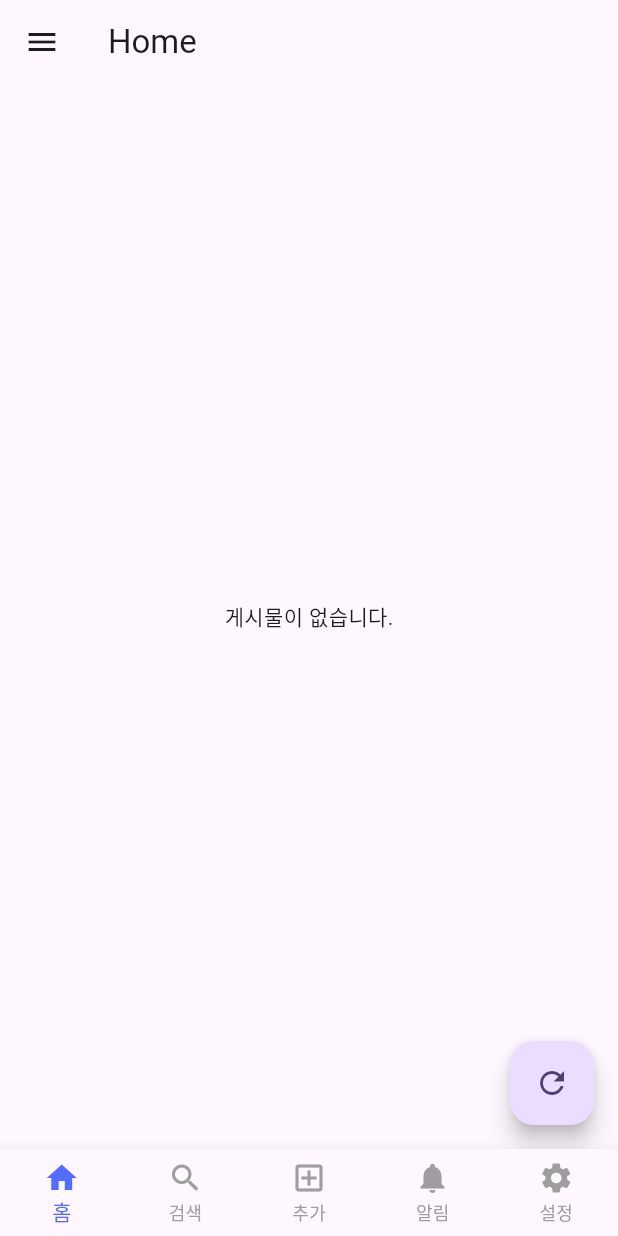
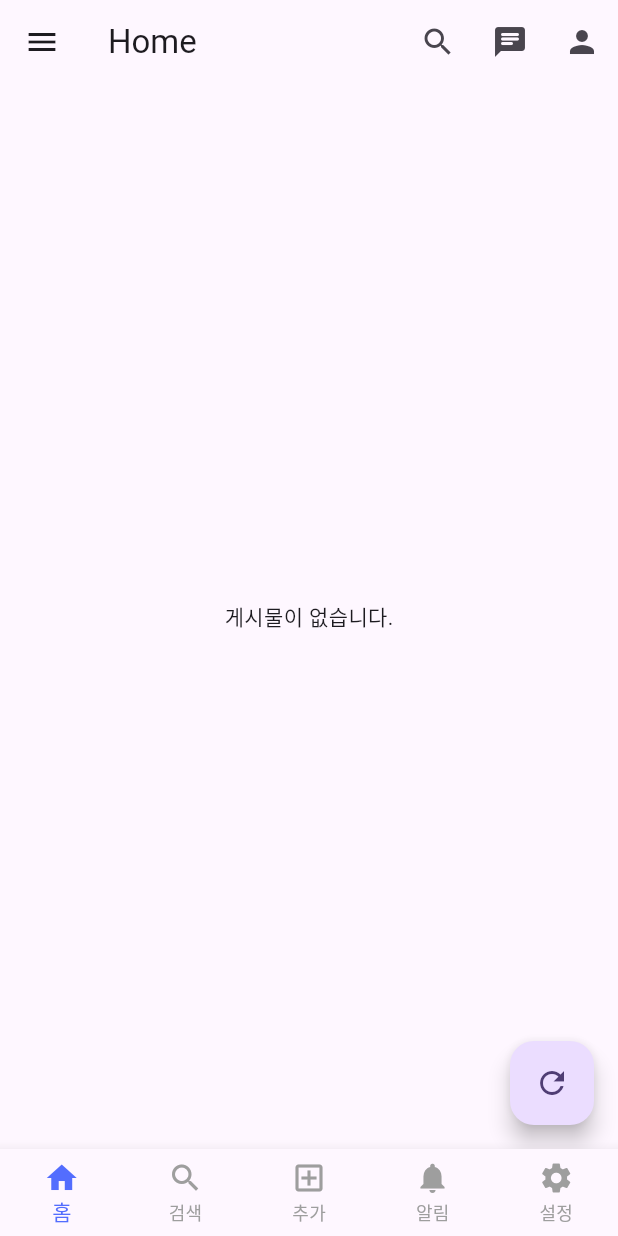
Before and after one commit to kumgold/blind-clone-flutter, a Flutter app: the screen it shows after launch, after a tap on the "refresh" icon, on a phone screen of 412 x 824 dp. Run offline on Flutter 3.47's test engine with Material 3 defaults, Android fonts, the phone set to English and light mode, and no system bars; our stand-ins replace equatable, firebase_core, firebase_database, flutter_bloc; accounts and stored records are empty.

Commit message:
📝 add search_screen
- init SearchScreen

```diff
--- a/blind-clone/lib/main.dart
+++ b/blind-clone/lib/main.dart
@@ -1,7 +1,8 @@
 import 'package:blind_clone_flutter/data/post_repository.dart';
-import 'package:blind_clone_flutter/firebase_options.dart';
 import 'package:blind_clone_flutter/ui/home/home_bloc.dart';
 import 'package:blind_clone_flutter/ui/home/home_screen.dart';
+import 'package:blind_clone_flutter/ui/search/search_bloc.dart';
+import 'package:blind_clone_flutter/ui/search/search_screen.dart';
 import 'package:firebase_core/firebase_core.dart';
 import 'package:flutter/material.dart';
 import 'package:flutter_bloc/flutter_bloc.dart';
@@ -9,7 +10,7 @@ import 'package:flutter_bloc/flutter_bloc.dart';
 void main() async {
   WidgetsFlutterBinding.ensureInitialized();
 
-  await Firebase.initializeApp(options: DefaultFirebaseOptions.currentPlatform);
+  await Firebase.initializeApp();
 
   runApp(const MyApp());
 }
@@ -47,6 +48,10 @@ class _MainPageState extends State<MainPage> {
     BlocProvider(
       create: (context) => HomeBloc(postRepository: PostRepository()),
       child: const HomeScreen(),
+    ),
+    BlocProvider(
+      create: (context) => SearchBloc(postRepository: PostRepository()),
+      child: const SearchScreen(),
     ),
     PlaceholderPage(pageTitle: '검색'),
     PlaceholderPage(pageTitle: '추가'),
--- a/blind-clone/lib/share/drawer_scaffold.dart
+++ b/blind-clone/lib/share/drawer_scaffold.dart
@@ -15,7 +15,14 @@ class DrawerScaffold extends StatelessWidget {
   @override
   Widget build(BuildContext context) {
     return Scaffold(
-      appBar: AppBar(title: Text(title)),
+      appBar: AppBar(
+        title: Text(title),
+        actions: [
+          IconButton(onPressed: () => {}, icon: Icon(Icons.search)),
+          IconButton(onPressed: () => {}, icon: Icon(Icons.chat_rounded)),
+          IconButton(onPressed: () => {}, icon: Icon(Icons.person)),
+        ],
+      ),
       drawer: Drawer(
         child: ListView(
           children: [
--- /dev/null
+++ b/blind-clone/lib/ui/search/search_bloc.dart
@@ -0,0 +1,19 @@
+import 'package:blind_clone_flutter/data/post_repository.dart';
+import 'package:blind_clone_flutter/ui/search/search_state.dart';
+import 'package:equatable/equatable.dart';
+import 'package:flutter_bloc/flutter_bloc.dart';
+
+abstract class SearchEvent extends Equatable {
+  const SearchEvent();
+
+  @override
+  List<Object> get props => [];
+}
+
+class SearchBloc extends Bloc<SearchEvent, SearchState> {
+  final PostRepository _postRepository;
+
+  SearchBloc({required PostRepository postRepository})
+    : _postRepository = postRepository,
+      super(SearchLoading());
+}
--- /dev/null
+++ b/blind-clone/lib/ui/search/search_state.dart
@@ -0,0 +1,31 @@
+import 'package:blind_clone_flutter/data/post.dart';
+import 'package:equatable/equatable.dart';
+
+abstract class SearchState extends Equatable {
+  const SearchState();
+
+  @override
+  List<Object> get props => [];
+}
+
+class SearchInitial extends SearchState {}
+
+class SearchLoading extends SearchState {}
+
+class SearchResult extends SearchState {
+  final List<Post> posts;
+
+  const SearchResult({required this.posts});
+
+  @override
+  List<Object> get props => [posts];
+}
+
+class SearchError extends SearchState {
+  final String errorMessage;
+
+  const SearchError({required this.errorMessage});
+
+  @override
+  List<Object> get props => [errorMessage];
+}
```
Also changed, not shown: blind-clone/lib/ui/search/search_screen.dart (added, +11 -0 lines).
